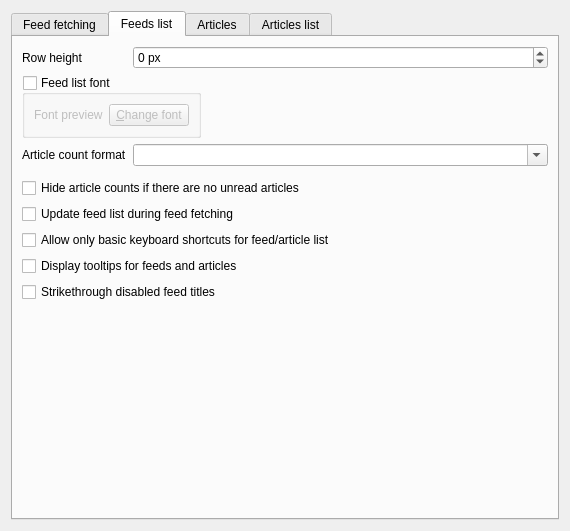
First picture: the form in src/librssguard/gui/settings/settingsfeedsmessages.ui, repository martinrotter/rssguard, before the edit.
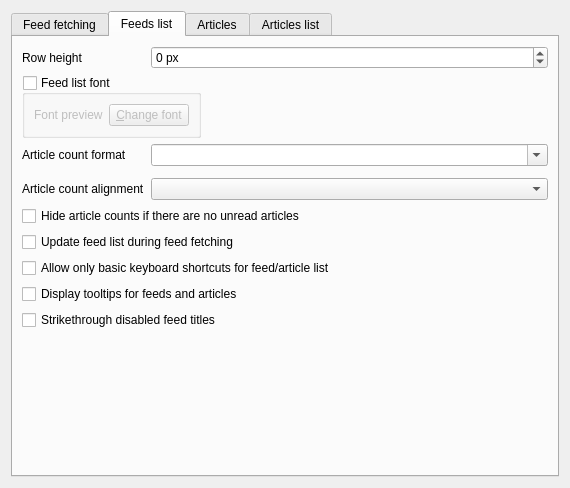
Second picture: the form after the edit. The open tabs and pages were chosen to show the change. Custom widgets are drawn as their Qt base class.

```diff
--- a/src/librssguard/gui/settings/settingsfeedsmessages.ui
+++ b/src/librssguard/gui/settings/settingsfeedsmessages.ui
@@ -7,7 +7,7 @@
     <x>0</x>
     <y>0</y>
     <width>570</width>
-    <height>531</height>
+    <height>488</height>
    </rect>
   </property>
   <layout class="QHBoxLayout" name="horizontalLayout">
@@ -242,43 +242,56 @@
          </property>
         </widget>
        </item>
-       <item row="3" column="0" colspan="2">
-        <widget class="HelpSpoiler" name="m_helpCountsFeedsFormat" native="true"/>
+       <item row="4" column="0">
+        <widget class="QLabel" name="label_9">
+         <property name="text">
+          <string>Article count alignment</string>
+         </property>
+         <property name="buddy">
+          <cstring>m_cmbCountsAlignment</cstring>
+         </property>
+        </widget>
        </item>
-       <item row="4" column="0" colspan="2">
+       <item row="4" column="1">
+        <widget class="QComboBox" name="m_cmbCountsAlignment"/>
+       </item>
+       <item row="6" column="0" colspan="2">
         <widget class="QCheckBox" name="m_cbHideCountsIfNoUnread">
          <property name="text">
           <string>Hide article counts if there are no unread articles</string>
          </property>
         </widget>
        </item>
-       <item row="6" column="0" colspan="2">
+       <item row="7" column="0" colspan="2">
+        <widget class="QCheckBox" name="m_cbUpdateFeedListDuringFetching">
+         <property name="text">
+          <string>Update feed list during feed fetching</string>
+         </property>
+        </widget>
+       </item>
+       <item row="8" column="0" colspan="2">
         <widget class="QCheckBox" name="m_cbListsRestrictedShortcuts">
          <property name="text">
           <string>Allow only basic keyboard shortcuts for feed/article list</string>
          </property>
         </widget>
        </item>
-       <item row="7" column="0" colspan="2">
+       <item row="9" column="0" colspan="2">
         <widget class="QCheckBox" name="m_checkShowTooltips">
          <property name="text">
           <string>Display tooltips for feeds and articles</string>
          </property>
         </widget>
        </item>
-       <item row="9" column="0" colspan="2">
+       <item row="11" column="0" colspan="2">
         <widget class="QCheckBox" name="m_cbStrikethroughDisabledFeeds">
          <property name="text">
           <string>Strikethrough disabled feed titles</string>
          </property>
         </widget>
        </item>
-       <item row="5" column="0" colspan="2">
-        <widget class="QCheckBox" name="m_cbUpdateFeedListDuringFetching">
-         <property name="text">
-          <string>Update feed list during feed fetching</string>
-         </property>
-        </widget>
+       <item row="3" column="0" colspan="2">
+        <widget class="HelpSpoiler" name="m_helpCountsFeedsFormat" native="true"/>
        </item>
       </layout>
      </widget>
```
Left out of the diff: 10 changed lines with no effect on the pictures.
